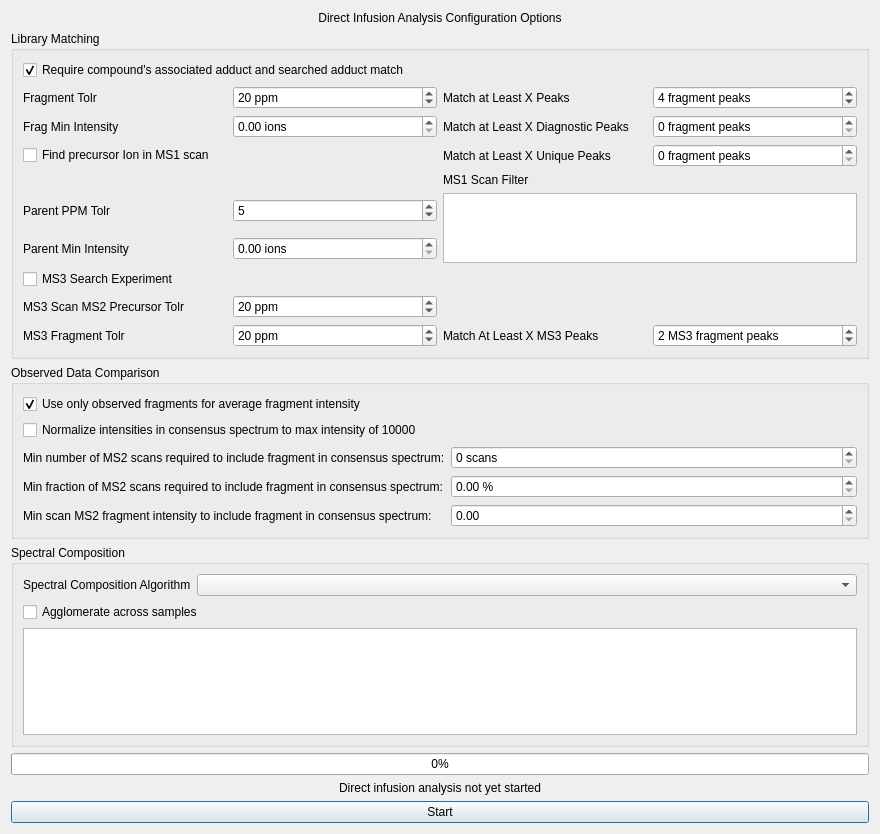
Qt form src/maven/forms/directinfusiondialog.ui (eugenemel/maven) before a commit.
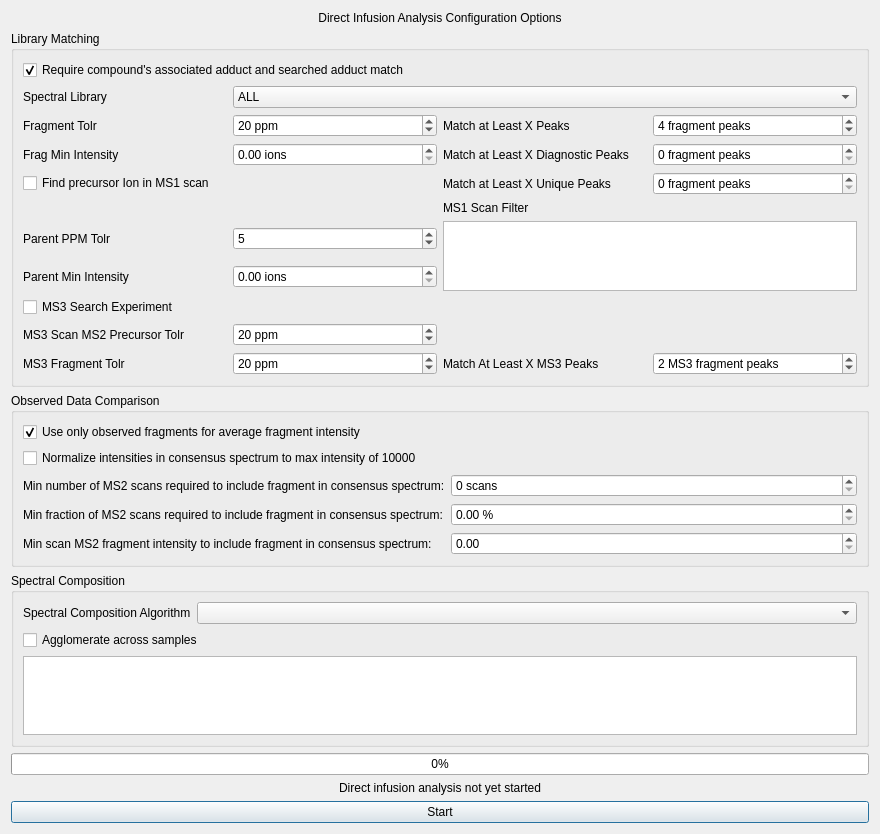
The same form after that commit.

Commit message: Issue 238: Added drop-down menu to library dialog.

```diff
--- a/src/maven/forms/directinfusiondialog.ui
+++ b/src/maven/forms/directinfusiondialog.ui
@@ -33,17 +33,37 @@
       <string>Library Matching</string>
      </property>
      <layout class="QGridLayout" name="gridLayout">
-      <item row="2" column="1">
-       <widget class="QDoubleSpinBox" name="spnFragMinIntensity">
+      <item row="13" column="1">
+       <widget class="QSpinBox" name="spnMs3PpmTolr">
+        <property name="suffix">
+         <string> ppm</string>
+        </property>
+        <property name="maximum">
+         <number>9999999</number>
+        </property>
+        <property name="value">
+         <number>20</number>
+        </property>
+       </widget>
+      </item>
+      <item row="9" column="1">
+       <widget class="QDoubleSpinBox" name="spnParentMinIntensity">
         <property name="suffix">
          <string> ions</string>
         </property>
         <property name="maximum">
-         <double>1000000000000000000.000000000000000</double>
+         <double>100000000000000000.000000000000000</double>
         </property>
        </widget>
       </item>
-      <item row="1" column="3">
+      <item row="8" column="0">
+       <widget class="QLabel" name="lblParTol">
+        <property name="text">
+         <string>Parent PPM Tolr</string>
+        </property>
+       </widget>
+      </item>
+      <item row="2" column="3">
        <widget class="QSpinBox" name="spnMatchXPeaks">
         <property name="suffix">
          <string> fragment peaks</string>
@@ -59,129 +79,138 @@
         </property>
        </widget>
       </item>
+      <item row="5" column="2">
+       <widget class="QLabel" name="lblMatchUnique">
+        <property name="text">
+         <string>Match at Least X Unique Peaks</string>
+        </property>
+       </widget>
+      </item>
+      <item row="2" column="1">
+       <widget class="QSpinBox" name="spnFragTol">
+        <property name="suffix">
+         <string> ppm</string>
+        </property>
+        <property name="maximum">
+         <number>99999</number>
+        </property>
+        <property name="value">
+         <number>20</number>
+        </property>
+       </widget>
+      </item>
       <item row="8" column="1">
-       <widget class="QDoubleSpinBox" name="spnParentMinIntensity">
+       <widget class="QSpinBox" name="spnParTol">
+        <property name="value">
+         <number>5</number>
+        </property>
+       </widget>
+      </item>
+      <item row="9" column="0">
+       <widget class="QLabel" name="lblParentMinIntensity">
+        <property name="text">
+         <string>Parent Min Intensity</string>
+        </property>
+       </widget>
+      </item>
+      <item row="13" column="3">
+       <widget class="QSpinBox" name="spnMs3MinNumMatches">
         <property name="suffix">
-         <string> ions</string>
+         <string> MS3 fragment peaks</string>
         </property>
         <property name="maximum">
-         <double>100000000000000000.000000000000000</double>
+         <number>999999999</number>
         </property>
-       </widget>
-      </item>
-      <item row="4" column="0" colspan="2">
-       <widget class="QCheckBox" name="chkFindPrecursorIon">
-        <property name="text">
-         <string>Find precursor Ion in MS1 scan</string>
+        <property name="value">
+         <number>2</number>
         </property>
        </widget>
       </item>
-      <item row="2" column="0">
+      <item row="3" column="0">
        <widget class="QLabel" name="lblFragMinIntensity">
         <property name="text">
          <string>Frag Min Intensity</string>
         </property>
        </widget>
       </item>
-      <item row="12" column="0">
-       <widget class="QLabel" name="lblMs3PpmTolr">
+      <item row="11" column="1">
+       <widget class="QSpinBox" name="spnMs3PrecursorPpmTolr">
+        <property name="suffix">
+         <string> ppm</string>
+        </property>
+        <property name="maximum">
+         <number>999999999</number>
+        </property>
+        <property name="value">
+         <number>20</number>
+        </property>
+       </widget>
+      </item>
+      <item row="13" column="2">
+       <widget class="QLabel" name="lblMs3MinNumMatches">
         <property name="text">
-         <string>MS3 Fragment Tolr</string>
+         <string>Match At Least X MS3 Peaks</string>
         </property>
        </widget>
       </item>
-      <item row="2" column="2">
+      <item row="3" column="2">
        <widget class="QLabel" name="lblMatchDiagnostic">
         <property name="text">
          <string>Match at Least X Diagnostic Peaks</string>
         </property>
        </widget>
       </item>
-      <item row="6" column="2">
-       <widget class="QLabel" name="lblMs1ScanFilter">
+      <item row="5" column="0" colspan="2">
+       <widget class="QCheckBox" name="chkFindPrecursorIon">
         <property name="text">
-         <string>MS1 Scan Filter</string>
+         <string>Find precursor Ion in MS1 scan</string>
         </property>
        </widget>
       </item>
-      <item row="8" column="0">
-       <widget class="QLabel" name="lblParentMinIntensity">
+      <item row="11" column="0">
+       <widget class="QLabel" name="lblMs3PrecursorPpmTolr">
         <property name="text">
-         <string>Parent Min Intensity</string>
+         <string>MS3 Scan MS2 Precursor Tolr</string>
         </property>
+        <property name="alignment">
+         <set>Qt::AlignLeading|Qt::AlignLeft|Qt::AlignVCenter</set>
+        </property>
        </widget>
       </item>
-      <item row="2" column="3">
-       <widget class="QSpinBox" name="spnMatchXDiagnosticPeaks">
+      <item row="5" column="3">
+       <widget class="QSpinBox" name="spnMatchXUniquePeaks">
         <property name="suffix">
          <string> fragment peaks</string>
         </property>
         <property name="maximum">
-         <number>9999999</number>
+         <number>999999999</number>
         </property>
        </widget>
       </item>
-      <item row="1" column="2">
+      <item row="3" column="1">
+       <widget class="QDoubleSpinBox" name="spnFragMinIntensity">
+        <property name="suffix">
+         <string> ions</string>
+        </property>
+        <property name="maximum">
+         <double>1000000000000000000.000000000000000</double>
+        </property>
+       </widget>
+      </item>
+      <item row="2" column="2">
        <widget class="QLabel" name="lblMatchXPeaks">
         <property name="text">
          <string>Match at Least X Peaks</string>
         </property>
        </widget>
       </item>
-      <item row="1" column="1">
-       <widget class="QSpinBox" name="spnFragTol">
-        <property name="suffix">
-         <string> ppm</string>
-        </property>
-        <property name="maximum">
-         <number>99999</number>
-        </property>
-        <property name="value">
-         <number>20</number>
-        </property>
-       </widget>
-      </item>
-      <item row="1" column="0">
+      <item row="2" column="0">
        <widget class="QLabel" name="lblFragTol">
         <property name="text">
          <string>Fragment Tolr</string>
         </property>
        </widget>
       </item>
-      <item row="4" column="3">
-       <widget class="QSpinBox" name="spnMatchXUniquePeaks">
-        <property name="suffix">
-         <string> fragment peaks</string>
-        </property>
-        <property name="maximum">
-         <number>999999999</number>
-        </property>
-       </widget>
-      </item>
-      <item row="9" column="0">
-       <widget class="QCheckBox" name="chkMs3IsMs3Search">
-        <property name="text">
-         <string>MS3 Search Experiment</string>
-        </property>
-       </widget>
-      </item>
-      <item row="7" column="2" rowspan="2" colspan="2">
-       <widget class="QTextEdit" name="txtMs1ScanFilter"/>
-      </item>
-      <item row="4" column="2">
-       <widget class="QLabel" name="lblMatchUnique">
-        <property name="text">
-         <string>Match at Least X Unique Peaks</string>
-        </property>
-       </widget>
-      </item>
-      <item row="7" column="1">
-       <widget class="QSpinBox" name="spnParTol">
-        <property name="value">
-         <number>5</number>
-        </property>
-       </widget>
-      </item>
       <item row="0" column="0" colspan="4">
        <widget class="QCheckBox" name="isRequireAdductMatch">
         <property name="text">
@@ -192,67 +221,54 @@
         </property>
        </widget>
       </item>
-      <item row="7" column="0">
-       <widget class="QLabel" name="lblParTol">
+      <item row="13" column="0">
+       <widget class="QLabel" name="lblMs3PpmTolr">
         <property name="text">
-         <string>Parent PPM Tolr</string>
+         <string>MS3 Fragment Tolr</string>
+        </property>
+       </widget>
+      </item>
+      <item row="3" column="3">
+       <widget class="QSpinBox" name="spnMatchXDiagnosticPeaks">
+        <property name="suffix">
+         <string> fragment peaks</string>
+        </property>
+        <property name="maximum">
+         <number>9999999</number>
+        </property>
+       </widget>
+      </item>
+      <item row="8" column="2" rowspan="2" colspan="2">
+       <widget class="QTextEdit" name="txtMs1ScanFilter"/>
+      </item>
+      <item row="7" column="2">
+       <widget class="QLabel" name="lblMs1ScanFilter">
+        <property name="text">
+         <string>MS1 Scan Filter</string>
         </property>
        </widget>
       </item>
       <item row="10" column="0">
-       <widget class="QLabel" name="lblMs3PrecursorPpmTolr">
+       <widget class="QCheckBox" name="chkMs3IsMs3Search">
         <property name="text">
-         <string>MS3 Scan MS2 Precursor Tolr</string>
+         <string>MS3 Search Experiment</string>
         </property>
-        <property name="alignment">
-         <set>Qt::AlignLeading|Qt::AlignLeft|Qt::AlignVCenter</set>
-        </property>
        </widget>
       </item>
-      <item row="10" column="1">
-       <widget class="QSpinBox" name="spnMs3PrecursorPpmTolr">
-        <property name="suffix">
-         <string> ppm</string>
-        </property>
-        <property name="maximum">
-         <number>999999999</number>
-        </property>
-        <property name="value">
-         <number>20</number>
-        </property>
-       </widget>
-      </item>
-      <item row="12" column="1">
-       <widget class="QSpinBox" name="spnMs3PpmTolr">
-        <property name="suffix">
-         <string> ppm</string>
-        </property>
-        <property name="maximum">
-         <number>9999999</number>
-        </property>
-        <property name="value">
-         <number>20</number>
-        </property>
-       </widget>
-      </item>
-      <item row="12" column="2">
-       <widget class="QLabel" name="lblMs3MinNumMatches">
+      <item row="1" column="0">
+       <widget class="QLabel" name="lblSpectralLibrary">
         <property name="text">
-         <string>Match At Least X MS3 Peaks</string>
+         <string>Spectral Library</string>
         </property>
        </widget>
       </item>
-      <item row="12" column="3">
-       <widget class="QSpinBox" name="spnMs3MinNumMatches">
-        <property name="suffix">
-         <string> MS3 fragment peaks</string>
-        </property>
-        <property name="maximum">
-         <number>999999999</number>
-        </property>
-        <property name="value">
-         <number>2</number>
-        </property>
+      <item row="1" column="1" colspan="3">
+       <widget class="QComboBox" name="cmbSpectralLibrary">
+        <item>
+         <property name="text">
+          <string>ALL</string>
+         </property>
+        </item>
        </widget>
       </item>
      </layout>
```
